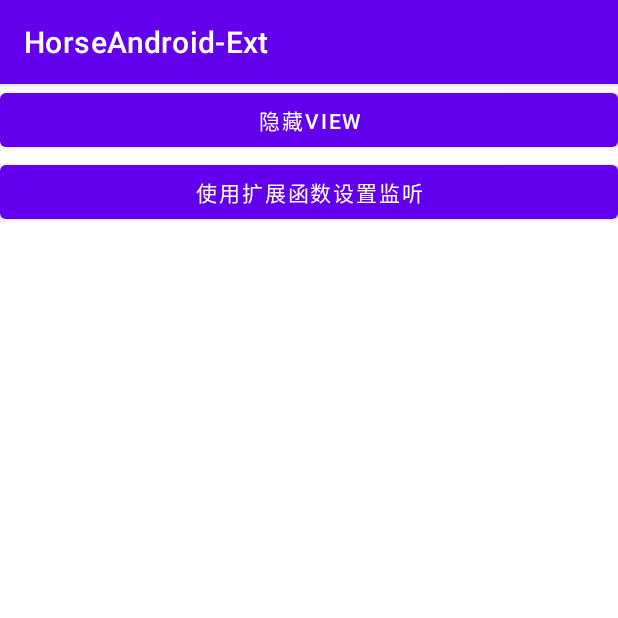
After one commit to anhorseg/HorseExt, an Android app: the ViewExtActivity screen opened directly, with no data from a screen before it, on a phone screen of 412 x 824 dp, the top half of it. The commit adds this screen. Run offline under Robolectric (Android 15) with nearby library versions, the phone set to English and light mode, and no system bars.

Commit message:
提交代码

```diff
--- a/app/build.gradle
+++ b/app/build.gradle
@@ -37,7 +37,10 @@ dependencies {
     implementation 'androidx.appcompat:appcompat:1.2.0'
     implementation 'com.google.android.material:material:1.3.0'
     implementation 'androidx.constraintlayout:constraintlayout:2.0.4'
+    implementation project(path: ':library')
     testImplementation 'junit:junit:4.+'
     androidTestImplementation 'androidx.test.ext:junit:1.1.2'
     androidTestImplementation 'androidx.test.espresso:espresso-core:3.3.0'
+    implementation 'io.github.ananananzhuo-blog:mvvmlib:1.0.12-SNAPSHOT'
+
 }
--- a/app/src/main/AndroidManifest.xml
+++ b/app/src/main/AndroidManifest.xml
@@ -10,6 +10,9 @@
         android:supportsRtl="true"
         android:theme="@style/Theme.HorseAndroidExt">
         <activity
+            android:name=".ViewExtActivity"
+            android:exported="true" />
+        <activity
             android:name=".MainActivity"
             android:exported="true">
             <intent-filter>
--- /dev/null
+++ b/app/src/main/java/com/horse/ext/android/ViewExtActivity.kt
@@ -0,0 +1,21 @@
+package com.horse.ext.android
+
+import androidx.appcompat.app.AppCompatActivity
+import android.os.Bundle
+import android.widget.Button
+import android.widget.Toast
+import com.horse.ext.android.ext.setOnClickListener
+import com.horse.ext.android.ext.show
+
+class ViewExtActivity : AppCompatActivity() {
+    override fun onCreate(savedInstanceState: Bundle?) {
+        super.onCreate(savedInstanceState)
+        setContentView(R.layout.activity_view_ext)
+        findViewById<Button>(R.id.btn_goneView).setOnClickListener {
+            it.show(false)
+        }
+        setOnClickListener<Button>(R.id.btn_set_listener){
+            Toast.makeText(this,"设置监听成功",Toast.LENGTH_LONG).show()
+        }
+    }
+}
--- /dev/null
+++ b/app/src/main/res/layout/activity_view_ext.xml
@@ -0,0 +1,19 @@
+<?xml version="1.0" encoding="utf-8"?>
+<LinearLayout xmlns:android="http://schemas.android.com/apk/res/android"
+    xmlns:app="http://schemas.android.com/apk/res-auto"
+    xmlns:tools="http://schemas.android.com/tools"
+    android:layout_width="match_parent"
+    android:orientation="vertical"
+    android:layout_height="match_parent"
+    tools:context=".ViewExtActivity">
+    <Button
+        android:layout_width="match_parent"
+        android:id="@+id/btn_goneView"
+        android:text="隐藏view"
+        android:layout_height="wrap_content"/>
+    <Button
+        android:layout_width="match_parent"
+        android:id="@+id/btn_set_listener"
+        android:text="使用扩展函数设置监听"
+        android:layout_height="wrap_content"/>
+</LinearLayout>
--- a/build.gradle
+++ b/build.gradle
@@ -1,12 +1,16 @@
 // Top-level build file where you can add configuration options common to all sub-projects/modules.
 buildscript {
     ext {
-        versionName = '1.0.1-SNAPSHOT'
+        versionName = '1.0.1'
         versionCode = 1
     }
     repositories {
         google()
         mavenCentral()
+        maven {
+            url('https://s01.oss.sonatype.org/content/repositories/snapshots/')
+        }
+
     }
     dependencies {
         classpath "com.android.tools.build:gradle:7.0.0"
--- a/library/build.gradle
+++ b/library/build.gradle
@@ -37,11 +37,12 @@ dependencies {
     testImplementation 'junit:junit:4.+'
     androidTestImplementation 'androidx.test.ext:junit:1.1.2'
     androidTestImplementation 'androidx.test.espresso:espresso-core:3.3.0'
+
 }
 
 
 ext {
-    PUBLISH_GROUP_ID = 'from android.sourceSets.main.java.srcDirs'
+    PUBLISH_GROUP_ID = 'io.github.anhorseg'
     PUBLISH_VERSION = versionName
     PUBLISH_ARTIFACT_ID = 'androidexthorse'
     ARTIFACT_DESCRIPTION = "An android Mvvn Library that help android developer speed up development"
--- /dev/null
+++ b/library/src/main/java/com/horse/ext/android/ext/ViewExt.kt
@@ -0,0 +1,58 @@
+package com.horse.ext.android.ext
+
+import android.app.Activity
+import android.content.res.Resources
+import android.view.View
+import java.lang.Math.round
+import kotlin.math.roundToInt
+
+/**
+ * author  :mayong
+ * function:View类扩展方法
+ * date    :2021/10/23
+ **/
+
+/**
+ * View的显示隐藏 true：显示  false：隐藏
+ */
+fun View.show(shouldShow: Boolean) {
+    visibility = if (shouldShow) {
+        View.VISIBLE
+    } else {
+        View.GONE
+    }
+}
+
+/**
+ * View是否可见
+ */
+fun View.isVisible() = visibility == View.VISIBLE
+
+
+val Int.dp get() = (toFloat() * Resources.getSystem().displayMetrics.density).roundToInt()
+
+/**
+ * 设置点击事件,并返回控件引用
+ */
+inline fun <T : View> Activity.setOnClickListener(
+    id: Int,
+    noinline listener: (v: View) -> Unit
+): T {
+    val view = findViewById<T>(id)
+    view.setOnClickListener {
+        listener(view)
+    }
+    return view
+}
+
+
+/**
+ * 设置点击事件,无泛型
+ */
+fun Activity.setOnClickListener1(id: Int,  listener: (v: View) -> Unit): View {
+    val view = findViewById<View>(id)
+    view.setOnClickListener {
+        listener(view)
+    }
+    return view
+}
--- a/settings.gradle
+++ b/settings.gradle
@@ -4,6 +4,10 @@ dependencyResolutionManagement {
         google()
         mavenCentral()
         jcenter() // Warning: this repository is going to shut down soon
+        maven {
+            url('https://s01.oss.sonatype.org/content/repositories/snapshots/')
+        }
+
     }
 }
 rootProject.name = "HorseAndroid-Ext"
```
Also changed, not shown: app/src/main/java/com/horse/ext/android/MainActivity.kt (+12 -5 lines).
